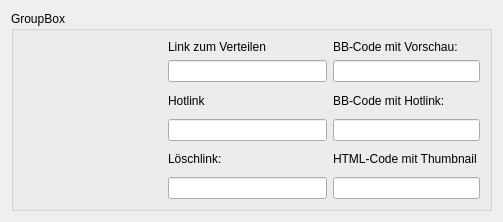
Qt form picup/ui_files/LinkWidget.ui (Arvedui/picup) before a commit.
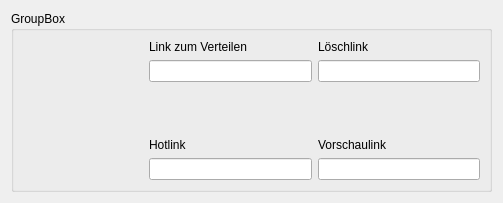
The same form after that commit.

Commit message: ready for cross platform testing

```diff
--- a/picup/ui_files/LinkWidget.ui
+++ b/picup/ui_files/LinkWidget.ui
@@ -7,7 +7,7 @@
     <x>0</x>
     <y>0</y>
     <width>503</width>
-    <height>204</height>
+    <height>185</height>
    </rect>
   </property>
   <property name="windowTitle">
@@ -29,126 +29,111 @@
       <bool>false</bool>
      </property>
      <layout class="QGridLayout" name="gridLayout_2">
-      <item row="0" column="1">
-       <widget class="QLabel" name="label">
-        <property name="text">
-         <string>Link zum Verteilen</string>
+      <item row="4" column="2">
+       <widget class="QLineEdit" name="lineEdit_preview">
+        <property name="readOnly">
+         <bool>true</bool>
         </property>
        </widget>
       </item>
-      <item row="0" column="2">
-       <widget class="QLabel" name="label_4">
-        <property name="text">
-         <string>BB-Code mit Vorschau: </string>
+      <item row="1" column="1">
+       <widget class="QLineEdit" name="lineEdit_sharelink">
+        <property name="minimumSize">
+         <size>
+          <width>159</width>
+          <height>0</height>
+         </size>
         </property>
        </widget>
       </item>
-      <item row="1" column="0" rowspan="5">
+      <item row="4" column="1">
+       <widget class="QLineEdit" name="lineEdit_hotlink">
+        <property name="minimumSize">
+         <size>
+          <width>159</width>
+          <height>0</height>
+         </size>
+        </property>
+        <property name="readOnly">
+         <bool>true</bool>
+        </property>
+       </widget>
+      </item>
+      <item row="1" column="2">
+       <widget class="QLineEdit" name="lineEdit_deletelink">
+        <property name="minimumSize">
+         <size>
+          <width>159</width>
+          <height>0</height>
+         </size>
+        </property>
+        <property name="readOnly">
+         <bool>true</bool>
+        </property>
+       </widget>
+      </item>
+      <item row="1" column="0" rowspan="4">
        <widget class="QLabel" name="label_picture">
         <property name="sizePolicy">
-         <sizepolicy hsizetype="Fixed" vsizetype="Fixed">
+         <sizepolicy hsizetype="Preferred" vsizetype="Preferred">
           <horstretch>0</horstretch>
           <verstretch>0</verstretch>
          </sizepolicy>
         </property>
         <property name="minimumSize">
          <size>
-          <width>139</width>
-          <height>139</height>
+          <width>120</width>
+          <height>120</height>
          </size>
         </property>
         <property name="text">
          <string/>
         </property>
-       </widget>
-      </item>
-      <item row="1" column="1">
-       <widget class="QLineEdit" name="lineEdit_sharelink">
-        <property name="minimumSize">
-         <size>
-          <width>159</width>
-          <height>0</height>
-         </size>
-        </property>
-        <property name="readOnly">
+        <property name="scaledContents">
          <bool>true</bool>
         </property>
        </widget>
       </item>
-      <item row="1" column="2">
-       <widget class="QLineEdit" name="lineEdit_bb_preview">
-        <property name="readOnly">
-         <bool>true</bool>
+      <item row="0" column="1">
+       <widget class="QLabel" name="label">
+        <property name="text">
+         <string>Link zum Verteilen</string>
         </property>
        </widget>
       </item>
-      <item row="2" column="1">
+      <item row="3" column="1">
        <widget class="QLabel" name="label_2">
         <property name="text">
          <string>Hotlink</string>
         </property>
        </widget>
       </item>
-      <item row="2" column="2">
-       <widget class="QLabel" name="label_5">
-        <property name="text">
-         <string>BB-Code mit Hotlink: </string>
-        </property>
-       </widget>
-      </item>
-      <item row="3" column="1">
-       <widget class="QLineEdit" name="lineEdit_hotlink">
-        <property name="minimumSize">
-         <size>
-          <width>159</width>
-          <height>0</height>
-         </size>
-        </property>
-        <property name="readOnly">
-         <bool>true</bool>
-        </property>
-       </widget>
-      </item>
-      <item row="3" column="2">
-       <widget class="QLineEdit" name="lineEdit_bb_hotlink">
-        <property name="readOnly">
-         <bool>true</bool>
-        </property>
-       </widget>
-      </item>
-      <item row="4" column="1">
+      <item row="0" column="2">
        <widget class="QLabel" name="label_6">
         <property name="text">
-         <string>Löschlink:</string>
+         <string>Löschlink</string>
         </property>
        </widget>
       </item>
-      <item row="4" column="2">
-       <widget class="QLabel" name="label_3">
+      <item row="3" column="2">
+       <widget class="QLabel" name="label_4">
         <property name="text">
-         <string>HTML-Code mit Thumbnail</string>
+         <string>Vorschaulink</string>
         </property>
        </widget>
       </item>
-      <item row="5" column="1">
-       <widget class="QLineEdit" name="lineEdit_deletelink">
-        <property name="minimumSize">
+      <item row="2" column="1" colspan="2">
+       <spacer name="verticalSpacer">
+        <property name="orientation">
+         <enum>Qt::Vertical</enum>
+        </property>
+        <property name="sizeHint" stdset="0">
          <size>
-          <width>159</width>
-          <height>0</height>
+          <width>20</width>
+          <height>40</height>
          </size>
         </property>
-        <property name="readOnly">
-         <bool>true</bool>
-        </property>
-       </widget>
-      </item>
-      <item row="5" column="2">
-       <widget class="QLineEdit" name="lineEdit_html">
-        <property name="readOnly">
-         <bool>true</bool>
-        </property>
-       </widget>
+       </spacer>
       </item>
      </layout>
     </widget>
```
Left out of the diff: 3 changed lines with no effect on the pictures. The commit also changes 2 other files.
